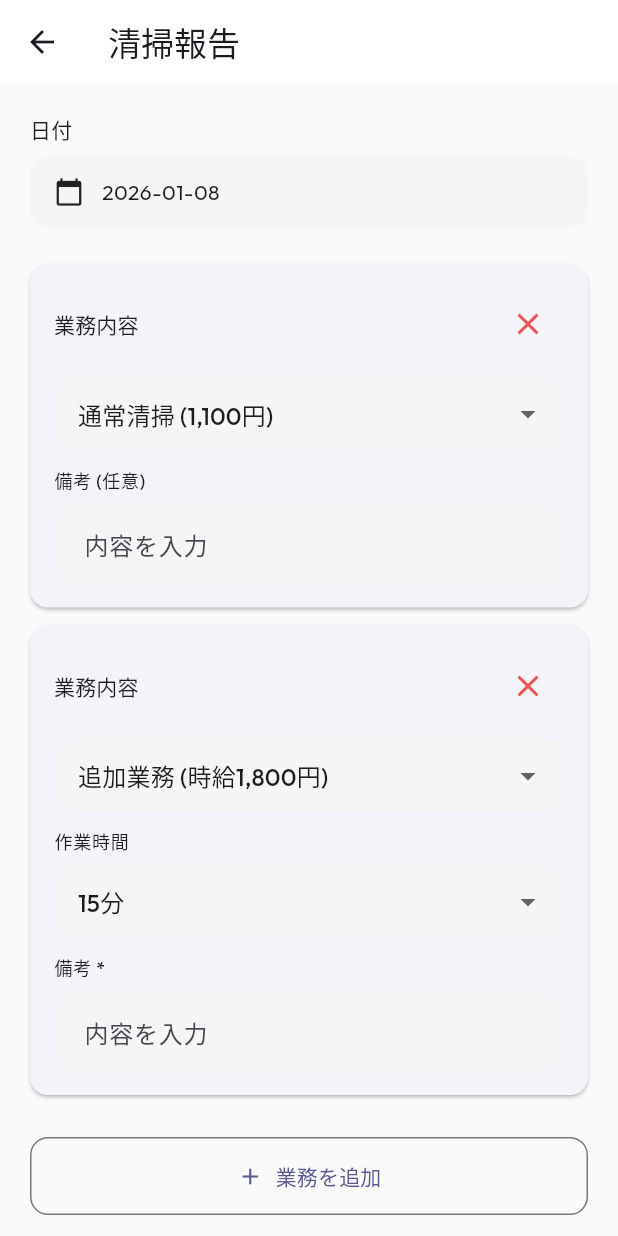
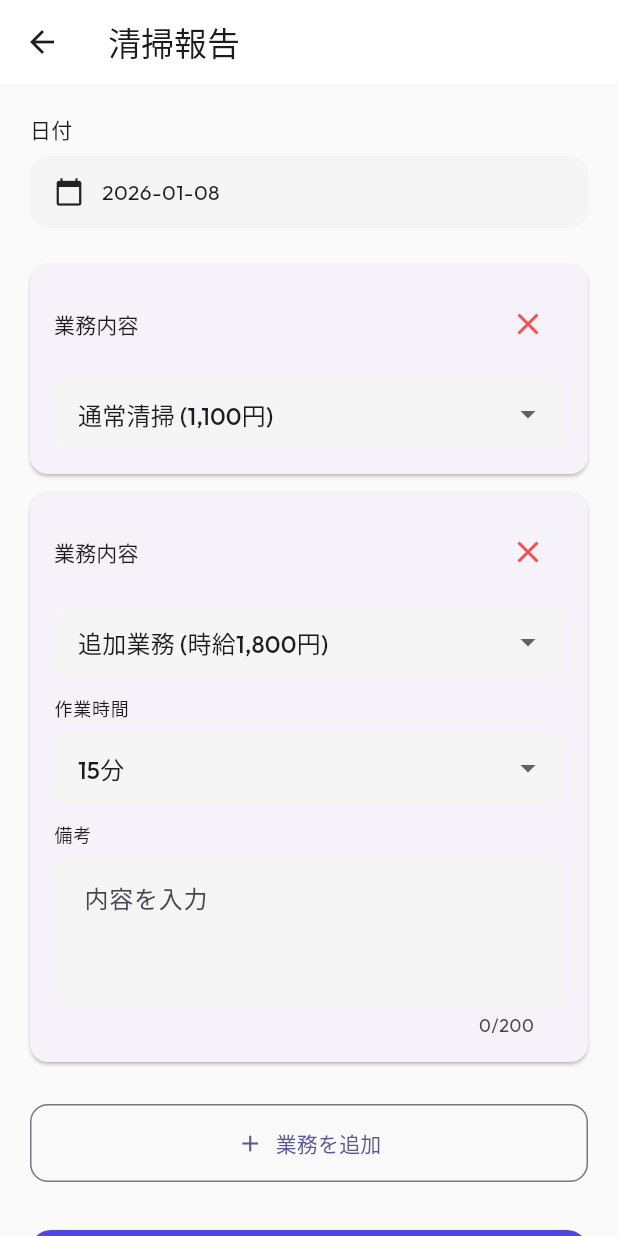
Before and after one commit to kilalabu/cleaning-report, a Flutter app: the DashboardScreen screen opened by its route, after a tap on "清掃報告", after a tap on "業務を追加", on a phone screen of 412 x 824 dp. Run offline on Flutter 3.47's test engine with Material 3 defaults, Android fonts, the phone set to English and light mode, and no system bars; our stand-ins replace flutter_hooks, flutter_riverpod, go_router, google_fonts, hooks_riverpod; missing offline and left inert: dart:html; network calls fail.

Commit message:
UI微調整

```diff
--- a/cleaning_report_app/lib/features/dashboard/presentation/dashboard_screen.dart
+++ b/cleaning_report_app/lib/features/dashboard/presentation/dashboard_screen.dart
@@ -82,7 +82,7 @@ class DashboardScreen extends HookConsumerWidget {
                                     ),
                               ),
                               Text(
-                                '履歴一覧',
+                                '全ての履歴を見る',
                                 style: TextStyle(
                                   color: Theme.of(context).colorScheme.primary,
                                   fontWeight: FontWeight.w500,
--- a/cleaning_report_app/lib/features/report/presentation/cleaning_report_screen.dart
+++ b/cleaning_report_app/lib/features/report/presentation/cleaning_report_screen.dart
@@ -274,17 +274,21 @@ class _CleaningItemCard extends StatelessWidget {
               ),
             ],
 
+            if (item.type != 'regular') ...[
               const SizedBox(height: 12),
               Text(
-              item.type == 'regular' ? '備考 (任意)' : '備考 *',
+                '備考',
                 style: Theme.of(context).textTheme.labelMedium,
               ),
               const SizedBox(height: 8),
               TextFormField(
                 initialValue: item.note,
+                maxLength: 200,
+                maxLines: 3,
                 decoration: const InputDecoration(hintText: '内容を入力'),
                 onChanged: (v) => onChanged(item.copyWith(note: v)),
               ),
+            ],
           ],
         ),
       ),
--- a/cleaning_report_app/lib/features/report/presentation/expense_report_screen.dart
+++ b/cleaning_report_app/lib/features/report/presentation/expense_report_screen.dart
@@ -122,7 +122,7 @@ class ExpenseReportScreen extends HookConsumerWidget {
                 TextField(
                   controller: amountController,
                   keyboardType: TextInputType.number,
-                  decoration: const InputDecoration(hintText: '¥', prefixText: '¥ '),
+                  decoration: const InputDecoration(hintText: '例: 1000'),
                 ),
 
                 const SizedBox(height: 24),
@@ -130,6 +130,7 @@ class ExpenseReportScreen extends HookConsumerWidget {
                 const SizedBox(height: 8),
                 TextField(
                   controller: noteController,
+                  maxLength: 200,
                   maxLines: 3,
                   decoration: const InputDecoration(hintText: 'メモを入力'),
                 ),
```
Lines whose indentation alone changed are shown as unchanged.
